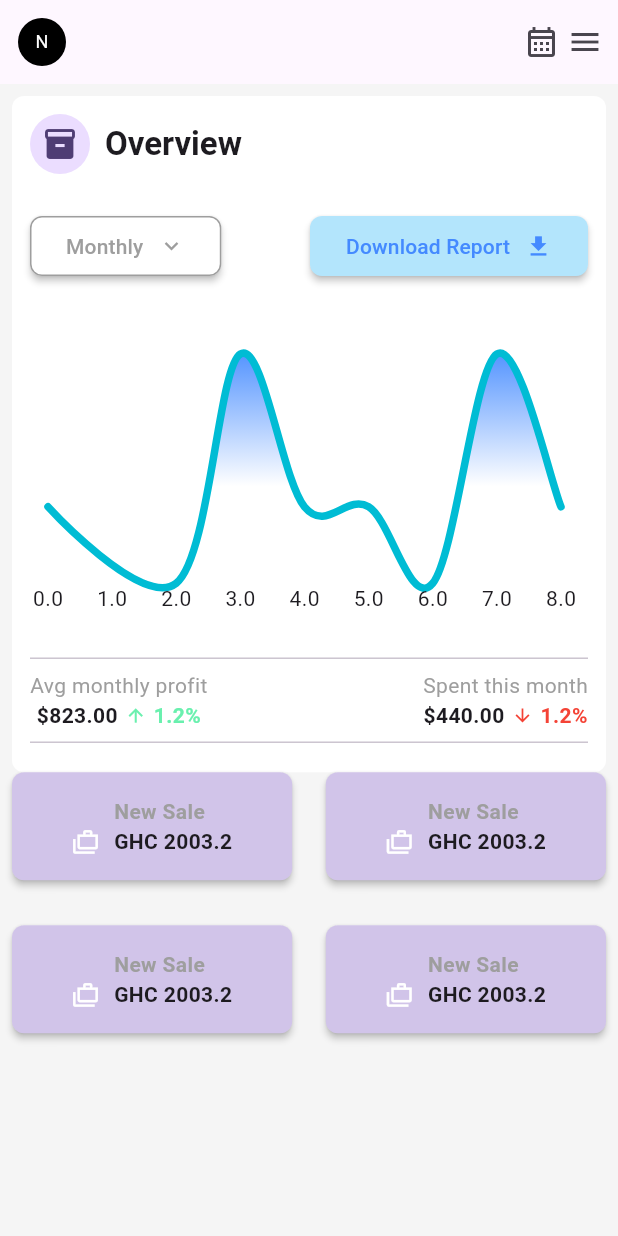
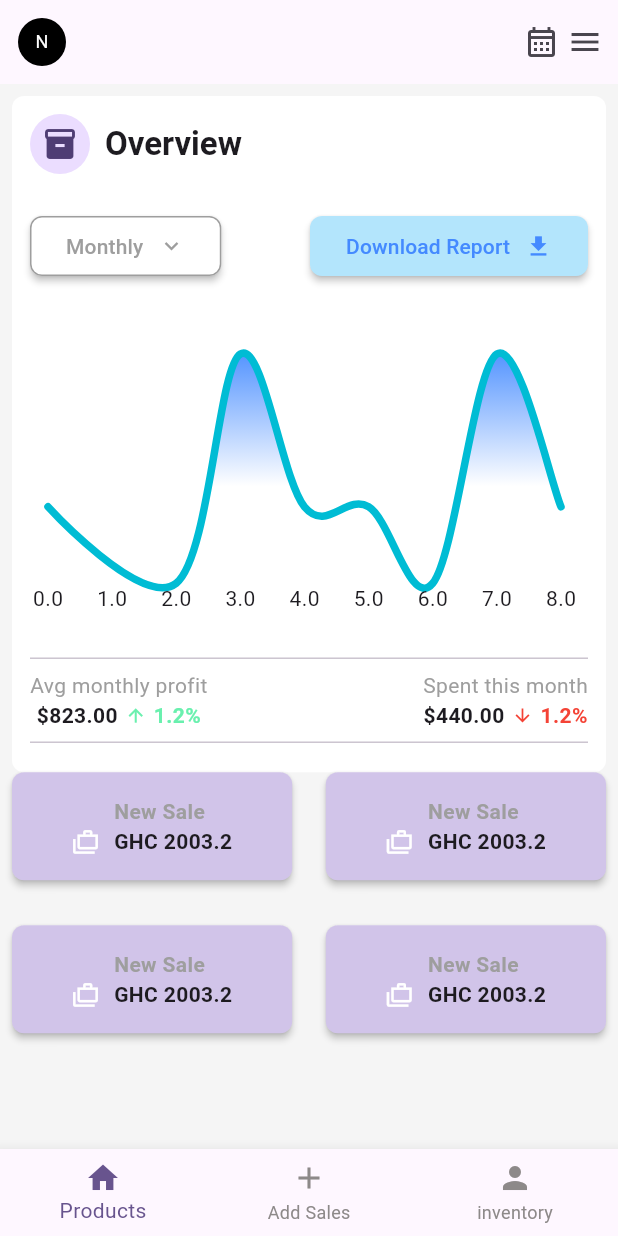
Before and after one commit to chardoo/inventory-first-test, a Flutter app: the DashBoard screen opened directly, on a phone screen of 412 x 824 dp. Run offline on Flutter 3.47's test engine with Material 2 defaults, Android fonts, the light colour scheme and no system bars; drawn by our look-alikes of fl_chart; our stand-ins replace cloud_firestore, dropdown_search, firebase_auth, firebase_core, flutter_riverpod, flutter_typeahead and 4 more; accounts and stored records are empty; generated files the repository leaves out were written again.

Commit message:
bottom navigation

```diff
--- a/lib/screens.dart/auth/log_in.dart
+++ b/lib/screens.dart/auth/log_in.dart
@@ -97,7 +97,7 @@ class _LogInScreenState extends ConsumerState<LogInScreen> {
                                 email: _emailController.text,
                                 pwd: _pwdController.text,
                                 onSuccess: () {
-                                  MyNavigator.goto(context, AddProductScreen());
+                                  MyNavigator.goto(context, DashBoard());
                                 },
                                 onError: (err) {
                                   ScaffoldMessenger.of(context).showSnackBar(
--- a/lib/screens.dart/dashboard.dart
+++ b/lib/screens.dart/dashboard.dart
@@ -1,5 +1,6 @@
 import 'package:fl_chart/fl_chart.dart';
 import 'package:flutter/material.dart';
+import 'package:rich_co_inventory/widgets/bottom_navigation.dart';
 import 'package:rich_co_inventory/widgets/graph.dart';
 
 import '../widgets/texts.dart';
@@ -76,6 +77,8 @@ class DashBoard extends StatelessWidget {
           ]),
         ),
       ),
+
+      bottomNavigationBar: BottomNavigation(),
     );
   }
 }
--- /dev/null
+++ b/lib/widgets/bottom_navigation.dart
@@ -0,0 +1,56 @@
+
+
+
+
+
+
+
+import 'package:flutter/material.dart';
+import 'package:rich_co_inventory/helpers/navigator.dart';
+import 'package:rich_co_inventory/screens.dart/add_product_screen.dart';
+
+class BottomNavigation extends StatelessWidget {
+  const BottomNavigation(
+      {super.key});
+
+  @override
+  Widget build(BuildContext context) {
+    return  BottomNavigationBar(
+              onTap: (value) {
+
+                    if(value == 0){
+                       MyNavigator.goto(context, AddProductScreen());
+                    }
+
+                    else if(value == 1){
+                     MyNavigator.goto(context, AddProductScreen());
+                    }
+
+                    else{
+                     MyNavigator.goto(context, AddProductScreen());
+                    }
+                },
+                unselectedItemColor: Color.fromARGB(255, 141, 137, 137),
+                // backgroundColor: Color.fromARGB(255, 10, 13, 17),
+                items: const <BottomNavigationBarItem>[
+                  BottomNavigationBarItem(
+
+                      icon: Icon(
+                        Icons.home,
+                      ),
+                      label: 'Products',
+                      backgroundColor: Colors.white),
+                  BottomNavigationBarItem(
+                    icon: Icon(
+                      Icons.add,
+                    ),
+                    label: 'Add Sales',
+                  ),
+                  BottomNavigationBarItem(
+                    icon: Icon(
+                      Icons.person,
+                    ),
+                    label: 'inventory',
+                  )]);
+  }
+}
```
Also changed, not shown: pubspec.lock.
